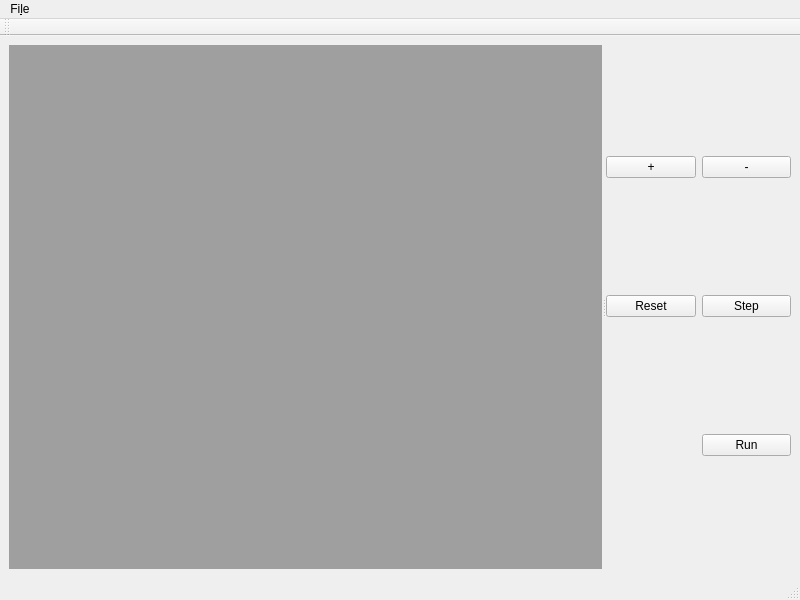
JanKolomaznik/cugip, file examples/cellular/MainWindow.ui: the form before one commit.
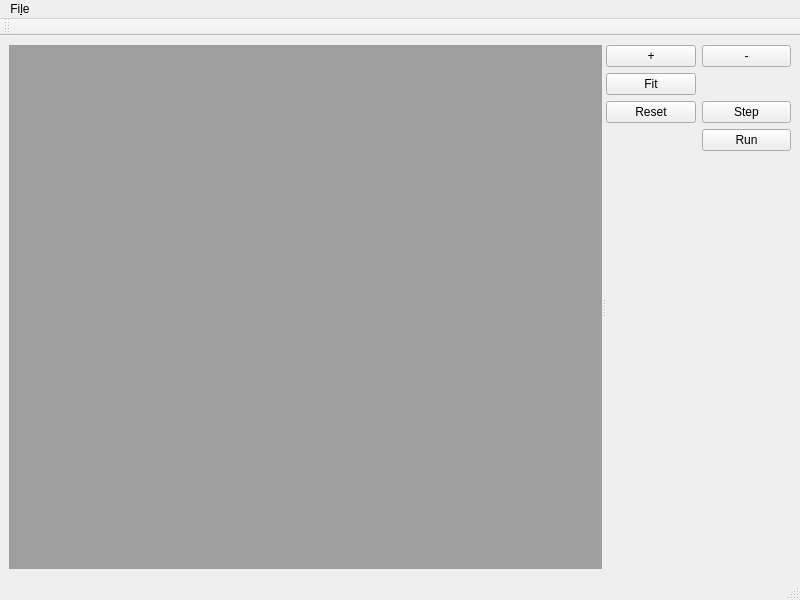
The form after the commit.

```diff
--- a/examples/cellular/MainWindow.ui
+++ b/examples/cellular/MainWindow.ui
@@ -53,6 +53,13 @@
         </size>
        </property>
        <layout class="QGridLayout" name="gridLayout">
+        <item row="1" column="0">
+         <widget class="QPushButton" name="pushButton_6">
+          <property name="text">
+           <string>Fit</string>
+          </property>
+         </widget>
+        </item>
         <item row="0" column="0">
          <widget class="QPushButton" name="pushButton_3">
           <property name="text">
@@ -67,14 +74,14 @@
           </property>
          </widget>
         </item>
-        <item row="1" column="1">
+        <item row="2" column="1">
          <widget class="QPushButton" name="pushButton">
           <property name="text">
            <string>Step</string>
           </property>
          </widget>
         </item>
-        <item row="2" column="1">
+        <item row="3" column="1">
          <widget class="QPushButton" name="pushButton_2">
           <property name="text">
            <string>Run</string>
@@ -87,13 +94,26 @@
           </property>
          </widget>
         </item>
-        <item row="1" column="0">
+        <item row="2" column="0">
          <widget class="QPushButton" name="pushButton_5">
           <property name="text">
            <string>Reset</string>
           </property>
          </widget>
         </item>
+        <item row="4" column="1">
+         <spacer name="verticalSpacer">
+          <property name="orientation">
+           <enum>Qt::Vertical</enum>
+          </property>
+          <property name="sizeHint" stdset="0">
+           <size>
+            <width>20</width>
+            <height>40</height>
+           </size>
+          </property>
+         </spacer>
+        </item>
        </layout>
       </widget>
      </widget>
```
Left out of the diff: 39 changed lines with no effect on the pictures.
